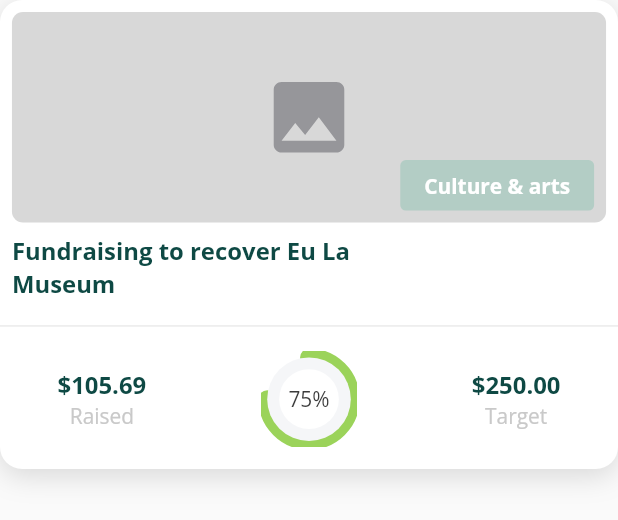
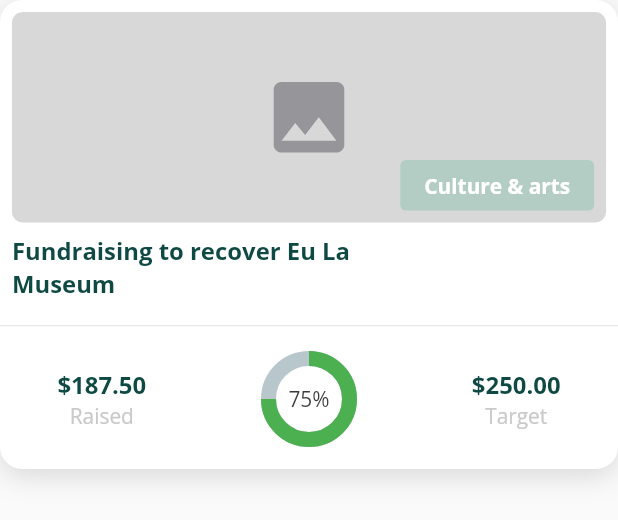
Before and after one commit to Mr-RobotDev/Crowd-funding, a Flutter app: the CharityCard widget shown alone on an empty page, opened directly, on a phone screen of 412 x 824 dp. Shown: the top 520 px of the screen. Run offline on Flutter 3.47's test engine with Material 2 defaults, Android fonts, the phone set to English and light mode, and no system bars; drawn by our look-alikes of percent_indicator; our stand-ins replace bloc, cloud_firestore, dotted_border, equatable, firebase_auth, firebase_core and 4 more; accounts and stored records are empty.

```diff
--- a/lib/bloc/payment/payment_bloc.dart
+++ b/lib/bloc/payment/payment_bloc.dart
@@ -9,7 +9,6 @@ part 'payment_state.dart';
 class PaymentBloc extends Bloc<PaymentEvent, PaymentState> {
   PaymentBloc() : super(PaymentState(1));
 
-  @override
   Stream<PaymentState> mapEventToState(
     PaymentEvent event,
   ) async* {
--- a/lib/main.dart
+++ b/lib/main.dart
@@ -20,7 +20,7 @@ class MyApp extends StatelessWidget {
   Widget build(BuildContext context) {
     return ScreenUtilInit(
       designSize: Size(414, 896),
-      builder: () => MaterialApp(
+      builder: (context, child) => MaterialApp(
         title: 'AFOFA',
         theme: AppTheme(context).initTheme(),
         debugShowCheckedModeBanner: false,
--- a/lib/ui/widgets/home/header.dart
+++ b/lib/ui/widgets/home/header.dart
@@ -23,7 +23,7 @@ class Header extends StatelessWidget {
                   'Hello!',
                 ),
                 Text(
-                  'Morganisa',
+                  'Abdullah',
                   style: Theme.of(context).textTheme.titleLarge!.copyWith(
                         color: AppColor.kTitle,
                         fontWeight: FontWeight.bold,
--- a/lib/ui/widgets/profile/profile_card.dart
+++ b/lib/ui/widgets/profile/profile_card.dart
@@ -37,13 +37,13 @@ class ProfileCard extends StatelessWidget {
             crossAxisAlignment: CrossAxisAlignment.start,
             children: [
               Text(
-                'Chiro Morganisa',
+                'Abdullah Shahid',
                 style: Theme.of(context).textTheme.headlineSmall!.copyWith(
                       fontWeight: FontWeight.bold,
                     ),
               ),
               Text(
-                '🇷🇺 +768-907-6969',
+                '🇵🇰 +92-303-8531735',
                 style: Theme.of(context).textTheme.titleLarge!.copyWith(
                       color: AppColor.kTextColor1,
                     ),
--- a/lib/ui/widgets/swap/charity_card.dart
+++ b/lib/ui/widgets/swap/charity_card.dart
@@ -1,9 +1,9 @@
 import 'package:flutter/material.dart';
 import 'package:flutter_screenutil/flutter_screenutil.dart';
 import 'package:flutter_svg/flutter_svg.dart';
+import 'package:percent_indicator/circular_percent_indicator.dart';
 
 import '../../../theme/app_color.dart';
-import 'percentage_indicator.dart';
 
 class CharityCard extends StatelessWidget {
   const CharityCard({this.onTap});
@@ -98,9 +98,11 @@ class CharityCard extends StatelessWidget {
                       Column(
                         children: [
                           Text(
-                            '\$105.69',
-                            style:
-                                Theme.of(context).textTheme.titleLarge!.copyWith(
+                            '\$187.50',
+                            style: Theme.of(context)
+                                .textTheme
+                                .titleLarge!
+                                .copyWith(
                                   color: AppColor.kPrimaryColor,
                                   fontWeight: FontWeight.bold,
                                 ),
@@ -113,13 +115,22 @@ class CharityCard extends StatelessWidget {
                           ),
                         ],
                       ),
-                      PercentageIndicatior(),
+                      // Percentage Indicatior
+                      CircularPercentIndicator(
+                        radius: 32.0,
+                        lineWidth: 10.0,
+                        percent: 0.75,
+                        center: new Text("75%"),
+                        progressColor: Colors.green,
+                      ),
                       Column(
                         children: [
                           Text(
                             '\$250.00',
-                            style:
-                                Theme.of(context).textTheme.titleLarge!.copyWith(
+                            style: Theme.of(context)
+                                .textTheme
+                                .titleLarge!
+                                .copyWith(
                                   color: AppColor.kPrimaryColor,
                                   fontWeight: FontWeight.bold,
                                 ),
--- a/lib/ui/widgets/swap/circle_progess.dart
+++ /dev/null
@@ -1,43 +0,0 @@
-import 'dart:math';
-
-import 'package:flutter/material.dart';
-import 'package:flutter_screenutil/flutter_screenutil.dart';
-
-import '../../../theme/app_color.dart';
-
-class CircleProgress extends CustomPainter {
-  double currentProgress;
-
-  CircleProgress(this.currentProgress);
-
-  @override
-  void paint(Canvas canvas, Size size) {
-    //this is base circle
-    Paint outerCircle = Paint()
-      ..strokeWidth = 12.sp
-      ..color = Colors.transparent
-      ..style = PaintingStyle.stroke;
-
-    Paint completeArc = Paint()
-      ..strokeWidth = 12.sp
-      ..color = AppColor.kAccentColor
-      ..style = PaintingStyle.stroke
-      ..strokeCap = StrokeCap.round;
-
-    Offset center = Offset(size.width / 2, size.height / 2);
-    double radius = min(size.width / 2, size.height / 2) - 12;
-
-    canvas.drawCircle(
-        center, radius, outerCircle); // this draws main outer circle
-
-    double angle = 2 * pi * (currentProgress / 100);
-
-    canvas.drawArc(Rect.fromCircle(center: center, radius: radius), -pi / 2,
-        angle, false, completeArc);
-  }
-
-  @override
-  bool shouldRepaint(CustomPainter oldDelegate) {
-    return true;
-  }
-}
--- a/lib/ui/widgets/swap/percentage_indicator.dart
+++ /dev/null
@@ -1,58 +0,0 @@
-import 'package:flutter/material.dart';
-import 'package:flutter_screenutil/flutter_screenutil.dart';
-
-import '../../../theme/app_color.dart';
-import 'circle_progess.dart';
-
-class PercentageIndicatior extends StatelessWidget {
-  const PercentageIndicatior({Key? key}) : super(key: key);
-
-  @override
-  Widget build(BuildContext context) {
-    return Container(
-      width: 64.w,
-      height: 64.w,
-      child: Stack(
-        children: [
-          Positioned(
-            top: -8.w,
-            left: -8.w,
-            child: SizedBox(
-                width: 80.w,
-                height: 80.w,
-                child: CustomPaint(
-                  foregroundPainter: CircleProgress(75),
-                  child: Container(
-                    width: 80.w,
-                    height: 80.w,
-                  ),
-                )),
-          ),
-          Align(
-            alignment: Alignment.center,
-            child: Container(
-              width: 56.w,
-              height: 56.w,
-              decoration: BoxDecoration(
-                shape: BoxShape.circle,
-                color: AppColor.kPlaceholder2,
-              ),
-            ),
-          ),
-          Align(
-            alignment: Alignment.center,
-            child: Container(
-              width: 40.w,
-              height: 40.w,
-              decoration:
-                  BoxDecoration(shape: BoxShape.circle, color: Colors.white),
-              child: Center(
-                child: Text('75%'),
-              ),
-            ),
-          )
-        ],
-      ),
-    );
-  }
-}
```
Also changed, not shown: lib/bloc/profile/profile_bloc.dart (+13 -2 lines), lib/bloc/swap/swap_bloc.dart (+27 -2 lines), lib/ui/widgets/profile/profile_content.dart (+4 -4 lines), pubspec.yaml (+8 -5 lines), assets/images/bookmark.svg, pubspec.lock, 3 other files. Lines whose indentation alone changed are shown as unchanged.
